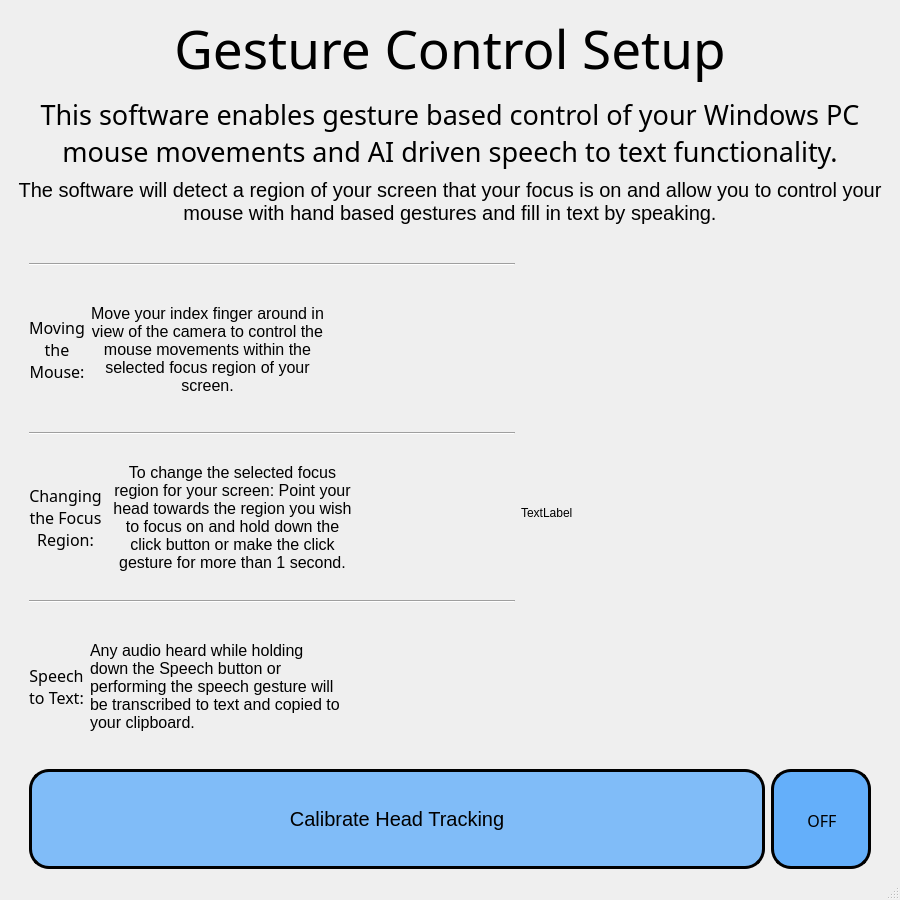
tannouri22/gesture-control, file GUI/gestureControlSetup.ui: the form before one commit.
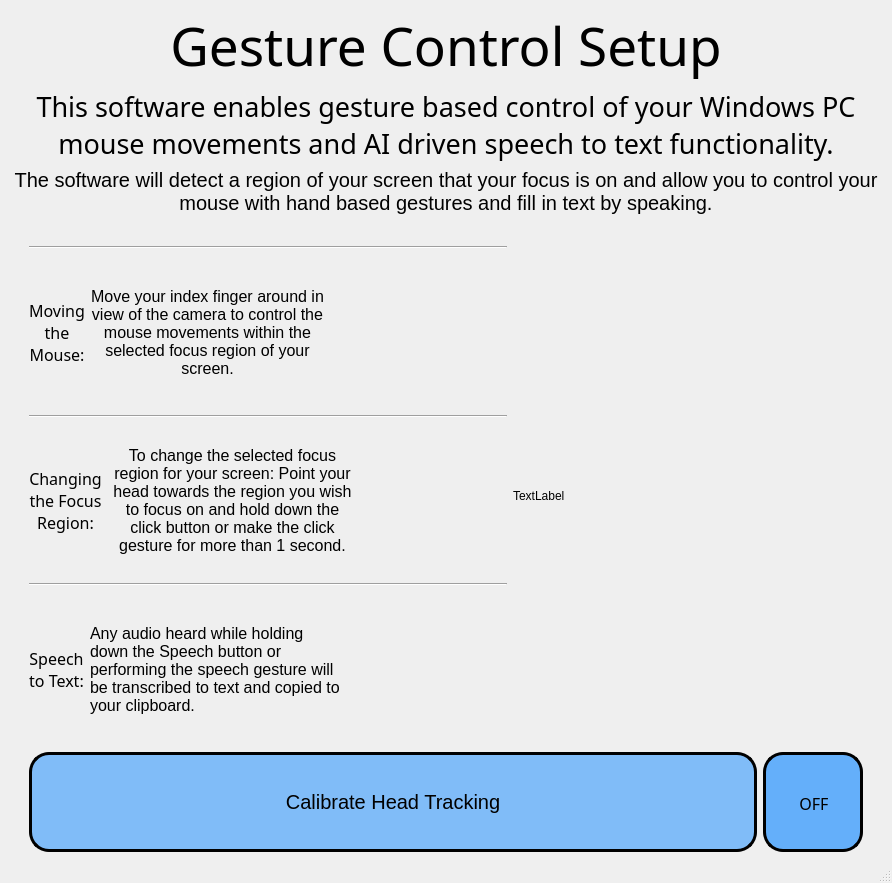
The form after the commit.

```diff
--- a/GUI/gestureControlSetup.ui
+++ b/GUI/gestureControlSetup.ui
@@ -6,8 +6,8 @@
    <rect>
     <x>0</x>
     <y>0</y>
-    <width>900</width>
-    <height>900</height>
+    <width>892</width>
+    <height>883</height>
    </rect>
   </property>
   <property name="windowTitle">
```
Left out of the diff: 4 changed lines with no effect on the pictures.
